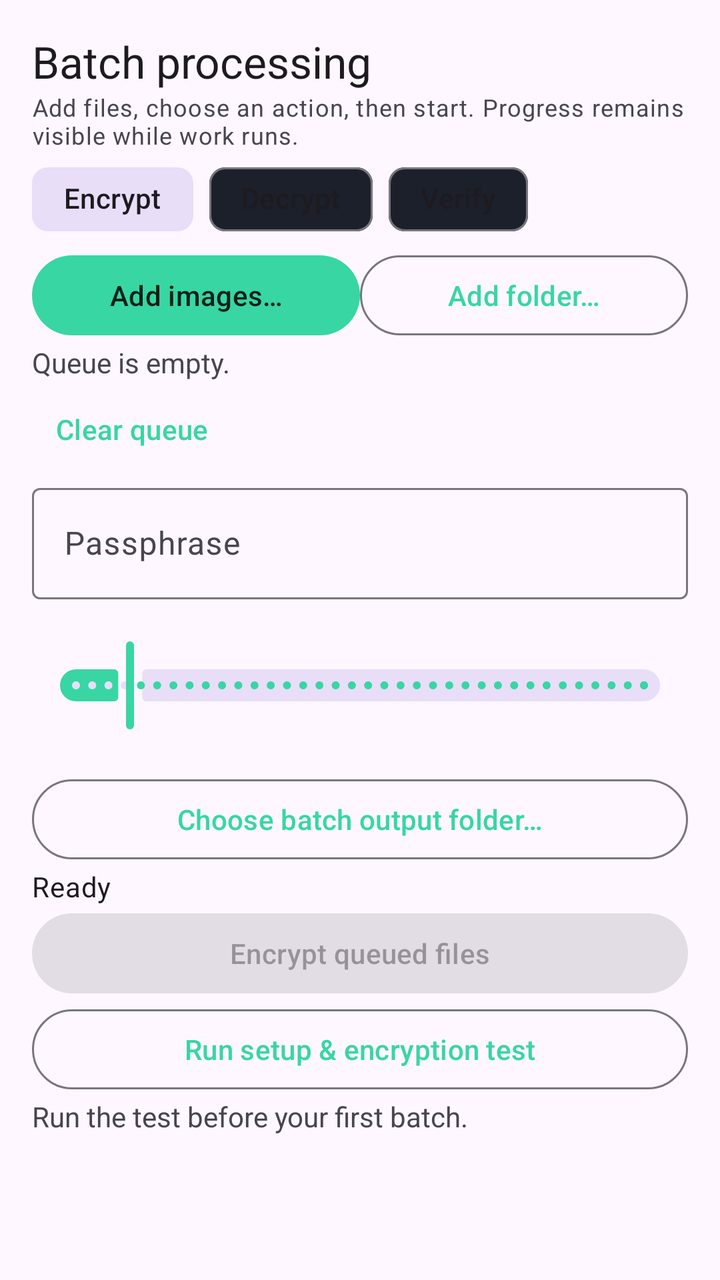
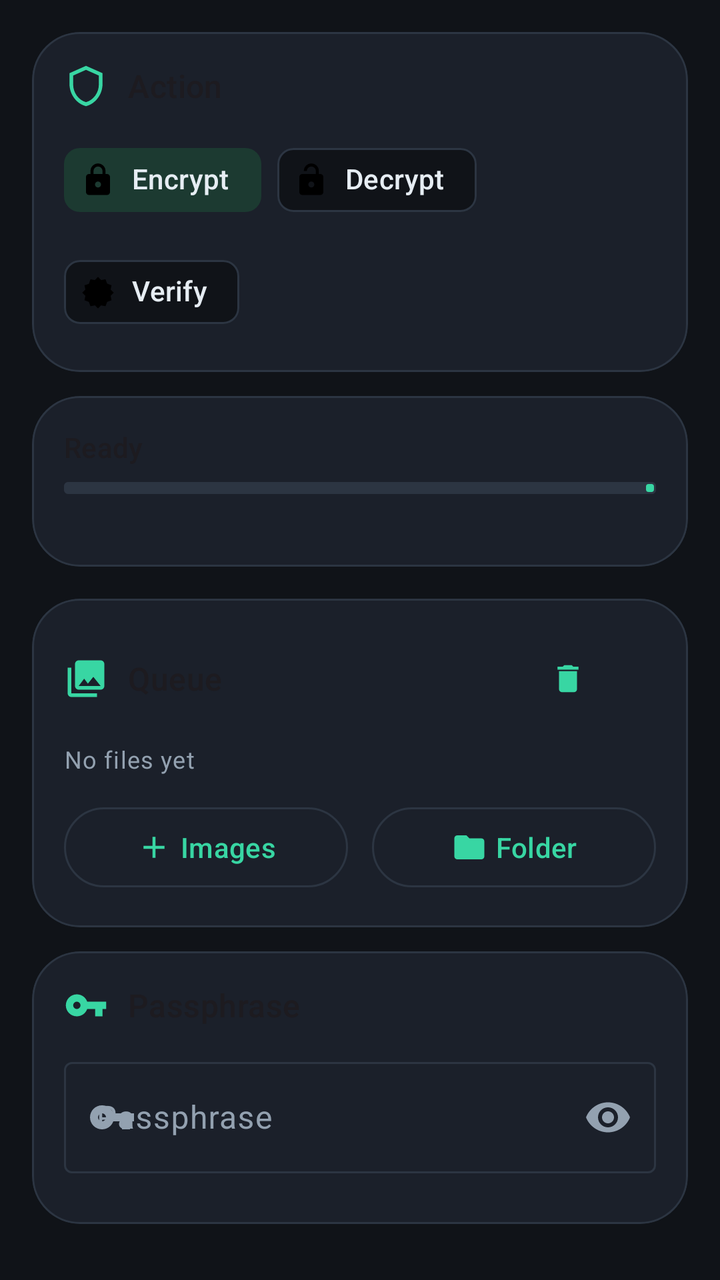

Before-and-after screenshots of an Android layout around one commit, followed by the original layout XML and the change that was made.
<!-- AndroidManifest.xml: application theme Theme.OptiCipher -->
<!-- res/layout/page_batch.xml -->
<?xml version="1.0" encoding="utf-8"?>
<LinearLayout xmlns:android="http://schemas.android.com/apk/res/android" xmlns:app="http://schemas.android.com/apk/res-auto" android:orientation="vertical" android:padding="16dp" android:layout_width="match_parent" android:layout_height="wrap_content">
    <TextView android:text="Batch processing" android:textAppearance="?attr/textAppearanceTitleLarge" android:layout_width="wrap_content" android:layout_height="wrap_content" />
    <TextView android:text="Add files, choose an action, then start. Progress remains visible while work runs." android:textAppearance="?attr/textAppearanceBodySmall" android:layout_width="wrap_content" android:layout_height="wrap_content" />
    <com.google.android.material.chip.ChipGroup android:id="@+id/modeGroup" app:singleSelection="true" android:layout_width="wrap_content" android:layout_height="wrap_content"><com.google.android.material.chip.Chip android:id="@+id/modeEncrypt" android:text="Encrypt" android:checkable="true" android:checked="true" android:layout_width="wrap_content" android:layout_height="wrap_content" /><com.google.android.material.chip.Chip android:id="@+id/modeDecrypt" android:text="Decrypt" android:checkable="true" android:layout_width="wrap_content" android:layout_height="wrap_content" /><com.google.android.material.chip.Chip android:id="@+id/modeVerify" android:text="Verify" android:checkable="true" android:layout_width="wrap_content" android:layout_height="wrap_content" /></com.google.android.material.chip.ChipGroup>
    <LinearLayout android:orientation="horizontal" android:layout_width="match_parent" android:layout_height="wrap_content"><com.google.android.material.button.MaterialButton android:id="@+id/pickBtn" android:text="Add images…" android:layout_width="0dp" android:layout_height="wrap_content" android:layout_weight="1" /><com.google.android.material.button.MaterialButton android:id="@+id/pickFolderBtn" style="?attr/materialButtonOutlinedStyle" android:text="Add folder…" android:layout_width="0dp" android:layout_height="wrap_content" android:layout_weight="1" /></LinearLayout>
    <TextView android:id="@+id/queueView" android:text="Queue is empty." android:layout_width="wrap_content" android:layout_height="wrap_content" />
    <com.google.android.material.button.MaterialButton android:id="@+id/clearQueueBtn" style="@style/Widget.Material3.Button.TextButton" android:text="Clear queue" android:layout_width="wrap_content" android:layout_height="wrap_content" />
    <com.google.android.material.textfield.TextInputLayout android:hint="Passphrase" android:layout_width="match_parent" android:layout_height="wrap_content"><com.google.android.material.textfield.TextInputEditText android:id="@+id/pass" android:inputType="textPassword" android:layout_width="match_parent" android:layout_height="wrap_content" /></com.google.android.material.textfield.TextInputLayout>
    <TextView android:id="@+id/iterLabel" android:layout_width="wrap_content" android:layout_height="wrap_content" /><com.google.android.material.slider.Slider android:id="@+id/iter" android:value="200000" android:valueFrom="10000" android:valueTo="2000000" android:stepSize="10000" android:layout_width="match_parent" android:layout_height="wrap_content" />
    <TextView android:id="@+id/manualOutView" android:layout_width="wrap_content" android:layout_height="wrap_content" /><com.google.android.material.button.MaterialButton android:id="@+id/outputBtn" style="?attr/materialButtonOutlinedStyle" android:text="Choose batch output folder…" android:layout_width="match_parent" android:layout_height="wrap_content" />
    <TextView android:id="@+id/batchStatus" android:text="Ready" android:textAppearance="?attr/textAppearanceBodyMedium" android:layout_width="wrap_content" android:layout_height="wrap_content" />
    <com.google.android.material.progressindicator.LinearProgressIndicator android:id="@+id/batchProgress" android:visibility="gone" android:layout_width="match_parent" android:layout_height="wrap_content" />
    <TextView android:id="@+id/batchDetail" android:visibility="gone" android:layout_width="wrap_content" android:layout_height="wrap_content" />
    <com.google.android.material.button.MaterialButton android:id="@+id/startBtn" android:text="Encrypt queued files" android:enabled="false" android:layout_width="match_parent" android:layout_height="wrap_content" />
    <com.google.android.material.button.MaterialButton android:id="@+id/batchCheckBtn" style="?attr/materialButtonOutlinedStyle" android:text="Run setup &amp; encryption test" android:layout_width="match_parent" android:layout_height="wrap_content" />
    <TextView android:id="@+id/batchCheckStatus" android:text="Run the test before your first batch." android:layout_width="wrap_content" android:layout_height="wrap_content" />
    <ImageView android:id="@+id/preview" android:visibility="gone" android:scaleType="fitCenter" android:layout_width="match_parent" android:layout_height="180dp" />
    <LinearLayout android:id="@+id/results" android:orientation="vertical" android:layout_width="match_parent" android:layout_height="wrap_content" />
</LinearLayout>
<!-- resources referenced by this layout -->
<resources>
  <style name="Theme.OptiCipher" parent="Theme.Material3.DayNight.NoActionBar">
          <item name="colorPrimary">@color/brand_accent</item>
          <item name="colorOnPrimary">@color/brand_on_accent</item>
          <item name="colorPrimaryContainer">#1C3A31</item>
          <item name="colorOnPrimaryContainer">#38D6A3</item>
          <item name="colorSecondary">@color/brand_accent</item>
          <item name="colorSurface">@color/brand_surface</item>
          <item name="android:statusBarColor">?attr/colorSurface</item>
          <item name="android:navigationBarColor">?attr/colorSurface</item>
      </style>
  <!-- unchanged entries left out for length: 3 -->
</resources>

<!-- the commit's change to res/layout/page_batch.xml (unified diff, before → after) -->
@@ -1,20 +1,395 @@
 <?xml version="1.0" encoding="utf-8"?>
-<LinearLayout xmlns:android="http://schemas.android.com/apk/res/android" xmlns:app="http://schemas.android.com/apk/res-auto" android:orientation="vertical" android:padding="16dp" android:layout_width="match_parent" android:layout_height="wrap_content">
-    <TextView android:text="Batch processing" android:textAppearance="?attr/textAppearanceTitleLarge" android:layout_width="wrap_content" android:layout_height="wrap_content" />
-    <TextView android:text="Add files, choose an action, then start. Progress remains visible while work runs." android:textAppearance="?attr/textAppearanceBodySmall" android:layout_width="wrap_content" android:layout_height="wrap_content" />
-    <com.google.android.material.chip.ChipGroup android:id="@+id/modeGroup" app:singleSelection="true" android:layout_width="wrap_content" android:layout_height="wrap_content"><com.google.android.material.chip.Chip android:id="@+id/modeEncrypt" android:text="Encrypt" android:checkable="true" android:checked="true" android:layout_width="wrap_content" android:layout_height="wrap_content" /><com.google.android.material.chip.Chip android:id="@+id/modeDecrypt" android:text="Decrypt" android:checkable="true" android:layout_width="wrap_content" android:layout_height="wrap_content" /><com.google.android.material.chip.Chip android:id="@+id/modeVerify" android:text="Verify" android:checkable="true" android:layout_width="wrap_content" android:layout_height="wrap_content" /></com.google.android.material.chip.ChipGroup>
-    <LinearLayout android:orientation="horizontal" android:layout_width="match_parent" android:layout_height="wrap_content"><com.google.android.material.button.MaterialButton android:id="@+id/pickBtn" android:text="Add images…" android:layout_width="0dp" android:layout_height="wrap_content" android:layout_weight="1" /><com.google.android.material.button.MaterialButton android:id="@+id/pickFolderBtn" style="?attr/materialButtonOutlinedStyle" android:text="Add folder…" android:layout_width="0dp" android:layout_height="wrap_content" android:layout_weight="1" /></LinearLayout>
-    <TextView android:id="@+id/queueView" android:text="Queue is empty." android:layout_width="wrap_content" android:layout_height="wrap_content" />
-    <com.google.android.material.button.MaterialButton android:id="@+id/clearQueueBtn" style="@style/Widget.Material3.Button.TextButton" android:text="Clear queue" android:layout_width="wrap_content" android:layout_height="wrap_content" />
-    <com.google.android.material.textfield.TextInputLayout android:hint="Passphrase" android:layout_width="match_parent" android:layout_height="wrap_content"><com.google.android.material.textfield.TextInputEditText android:id="@+id/pass" android:inputType="textPassword" android:layout_width="match_parent" android:layout_height="wrap_content" /></com.google.android.material.textfield.TextInputLayout>
-    <TextView android:id="@+id/iterLabel" android:layout_width="wrap_content" android:layout_height="wrap_content" /><com.google.android.material.slider.Slider android:id="@+id/iter" android:value="200000" android:valueFrom="10000" android:valueTo="2000000" android:stepSize="10000" android:layout_width="match_parent" android:layout_height="wrap_content" />
-    <TextView android:id="@+id/manualOutView" android:layout_width="wrap_content" android:layout_height="wrap_content" /><com.google.android.material.button.MaterialButton android:id="@+id/outputBtn" style="?attr/materialButtonOutlinedStyle" android:text="Choose batch output folder…" android:layout_width="match_parent" android:layout_height="wrap_content" />
-    <TextView android:id="@+id/batchStatus" android:text="Ready" android:textAppearance="?attr/textAppearanceBodyMedium" android:layout_width="wrap_content" android:layout_height="wrap_content" />
-    <com.google.android.material.progressindicator.LinearProgressIndicator android:id="@+id/batchProgress" android:visibility="gone" android:layout_width="match_parent" android:layout_height="wrap_content" />
-    <TextView android:id="@+id/batchDetail" android:visibility="gone" android:layout_width="wrap_content" android:layout_height="wrap_content" />
-    <com.google.android.material.button.MaterialButton android:id="@+id/startBtn" android:text="Encrypt queued files" android:enabled="false" android:layout_width="match_parent" android:layout_height="wrap_content" />
-    <com.google.android.material.button.MaterialButton android:id="@+id/batchCheckBtn" style="?attr/materialButtonOutlinedStyle" android:text="Run setup &amp; encryption test" android:layout_width="match_parent" android:layout_height="wrap_content" />
-    <TextView android:id="@+id/batchCheckStatus" android:text="Run the test before your first batch." android:layout_width="wrap_content" android:layout_height="wrap_content" />
-    <ImageView android:id="@+id/preview" android:visibility="gone" android:scaleType="fitCenter" android:layout_width="match_parent" android:layout_height="180dp" />
-    <LinearLayout android:id="@+id/results" android:orientation="vertical" android:layout_width="match_parent" android:layout_height="wrap_content" />
+<LinearLayout xmlns:android="http://schemas.android.com/apk/res/android"
+    xmlns:app="http://schemas.android.com/apk/res-auto"
+    android:layout_width="match_parent"
+    android:layout_height="wrap_content"
+    android:orientation="vertical"
+    android:padding="16dp"
+    android:paddingBottom="96dp">
+
+    <com.google.android.material.card.MaterialCardView
+        android:layout_width="match_parent"
+        android:layout_height="wrap_content"
+        android:layout_marginBottom="12dp"
+        app:cardBackgroundColor="@color/brand_surface"
+        app:cardCornerRadius="24dp"
+        app:cardElevation="0dp"
+        app:strokeColor="@color/brand_outline"
+        app:strokeWidth="1dp">
+
+        <LinearLayout
+            android:layout_width="match_parent"
+            android:layout_height="wrap_content"
+            android:orientation="vertical"
+            android:padding="16dp">
+
+            <LinearLayout
+                android:layout_width="match_parent"
+                android:layout_height="wrap_content"
+                android:gravity="center_vertical"
+                android:orientation="horizontal">
+
+                <ImageView
+                    android:layout_width="22dp"
+                    android:layout_height="22dp"
+                    android:contentDescription="@null"
+                    android:src="@drawable/ic_shield"
+                    app:tint="@color/brand_accent" />
+
+                <TextView
+                    android:layout_width="0dp"
+                    android:layout_height="wrap_content"
+                    android:layout_marginStart="10dp"
+                    android:layout_weight="1"
+                    android:text="Action"
+                    android:textAppearance="?attr/textAppearanceTitleMedium" />
+            </LinearLayout>
+
+            <com.google.android.material.chip.ChipGroup
+                android:id="@+id/modeGroup"
+                android:layout_width="wrap_content"
+                android:layout_height="wrap_content"
+                android:layout_marginTop="12dp"
+                app:selectionRequired="true"
+                app:singleSelection="true">
+
+                <com.google.android.material.chip.Chip
+                    android:id="@+id/modeEncrypt"
+                    android:layout_width="wrap_content"
+                    android:layout_height="wrap_content"
+                    android:checkable="true"
+                    android:checked="true"
+                    android:text="Encrypt"
+                    app:checkedIconVisible="false"
+                    app:chipIcon="@drawable/ic_lock" />
+
+                <com.google.android.material.chip.Chip
+                    android:id="@+id/modeDecrypt"
+                    android:layout_width="wrap_content"
+                    android:layout_height="wrap_content"
+                    android:checkable="true"
+                    android:text="Decrypt"
+                    app:checkedIconVisible="false"
+                    app:chipIcon="@drawable/ic_lock_open" />
+
+                <com.google.android.material.chip.Chip
+                    android:id="@+id/modeVerify"
+                    android:layout_width="wrap_content"
+                    android:layout_height="wrap_content"
+                    android:checkable="true"
+                    android:text="Verify"
+                    app:checkedIconVisible="false"
+                    app:chipIcon="@drawable/ic_verified" />
+            </com.google.android.material.chip.ChipGroup>
+        </LinearLayout>
+    </com.google.android.material.card.MaterialCardView>
+
+    <com.google.android.material.card.MaterialCardView
+        android:layout_width="match_parent"
+        android:layout_height="wrap_content"
+        android:layout_marginBottom="16dp"
+        app:cardBackgroundColor="@color/brand_surface"
+        app:cardCornerRadius="24dp"
+        app:cardElevation="0dp"
+        app:strokeColor="@color/brand_outline"
+        app:strokeWidth="1dp">
+
+        <LinearLayout
+            android:layout_width="match_parent"
+            android:layout_height="wrap_content"
+            android:orientation="vertical"
+            android:padding="16dp">
+
+            <TextView
+                android:id="@+id/batchStatus"
+                android:layout_width="match_parent"
+                android:layout_height="wrap_content"
+                android:text="Ready"
+                android:textAppearance="?attr/textAppearanceTitleSmall" />
+
+            <com.google.android.material.progressindicator.LinearProgressIndicator
+                android:id="@+id/batchProgress"
+                android:layout_width="match_parent"
+                android:layout_height="wrap_content"
+                android:layout_marginTop="8dp"
+                app:indicatorColor="@color/brand_accent"
+                app:trackColor="@color/brand_outline"
+                app:trackThickness="6dp" />
+
+            <TextView
+                android:id="@+id/batchDetail"
+                android:layout_width="match_parent"
+                android:layout_height="wrap_content"
+                android:layout_marginTop="4dp"
+                android:textAppearance="?attr/textAppearanceBodySmall"
+                android:textColor="?attr/colorOnSurfaceVariant" />
+        </LinearLayout>
+    </com.google.android.material.card.MaterialCardView>
+
+    <com.google.android.material.card.MaterialCardView
+        android:layout_width="match_parent"
+        android:layout_height="wrap_content"
+        android:layout_marginBottom="12dp"
+        app:cardBackgroundColor="@color/brand_surface"
+        app:cardCornerRadius="24dp"
+        app:cardElevation="0dp"
+        app:strokeColor="@color/brand_outline"
+        app:strokeWidth="1dp">
+
+        <LinearLayout
+            android:layout_width="match_parent"
+            android:layout_height="wrap_content"
+            android:orientation="vertical"
+            android:padding="16dp">
+
+            <LinearLayout
+                android:layout_width="match_parent"
+                android:layout_height="wrap_content"
+                android:gravity="center_vertical"
+                android:orientation="horizontal">
+
+                <ImageView
+                    android:layout_width="22dp"
+                    android:layout_height="22dp"
+                    android:contentDescription="@null"
+                    android:src="@drawable/ic_photo_library"
+                    app:tint="@color/brand_accent" />
+
+                <TextView
+                    android:layout_width="0dp"
+                    android:layout_height="wrap_content"
+                    android:layout_marginStart="10dp"
+                    android:layout_weight="1"
+                    android:text="Queue"
+                    android:textAppearance="?attr/textAppearanceTitleMedium" />
+
+                <com.google.android.material.button.MaterialButton
+                    android:id="@+id/clearQueueBtn"
+                    style="@style/Widget.Material3.Button.TextButton"
+                    android:layout_width="wrap_content"
+                    android:layout_height="wrap_content"
+                    android:contentDescription="Clear queue"
+                    app:icon="@drawable/ic_delete"
+                    app:iconGravity="textStart"
+                    app:iconPadding="0dp" />
+            </LinearLayout>
+
+            <TextView
+                android:id="@+id/queueView"
+                android:layout_width="match_parent"
+                android:layout_height="wrap_content"
+                android:layout_marginTop="8dp"
+                android:ellipsize="end"
+                android:maxLines="4"
+                android:text="No files yet"
+                android:textAppearance="?attr/textAppearanceBodySmall"
+                android:textColor="?attr/colorOnSurfaceVariant" />
+
+            <LinearLayout
+                android:layout_width="match_parent"
+                android:layout_height="wrap_content"
+                android:layout_marginTop="12dp"
+                android:orientation="horizontal">
+
+                <com.google.android.material.button.MaterialButton
+                    android:id="@+id/pickBtn"
+                    style="?attr/materialButtonOutlinedStyle"
+                    android:layout_width="0dp"
+                    android:layout_height="wrap_content"
+                    android:layout_marginEnd="6dp"
+                    android:layout_weight="1"
+                    android:text="Images"
+                    app:icon="@drawable/ic_add"
+                    app:iconGravity="textStart" />
+
+                <com.google.android.material.button.MaterialButton
+                    android:id="@+id/pickFolderBtn"
+                    style="?attr/materialButtonOutlinedStyle"
+                    android:layout_width="0dp"
+                    android:layout_height="wrap_content"
+                    android:layout_marginStart="6dp"
+                    android:layout_weight="1"
+                    android:text="Folder"
+                    app:icon="@drawable/ic_folder"
+                    app:iconGravity="textStart" />
+            </LinearLayout>
+        </LinearLayout>
+    </com.google.android.material.card.MaterialCardView>
+
+    <com.google.android.material.card.MaterialCardView
+        android:layout_width="match_parent"
+        android:layout_height="wrap_content"
+        android:layout_marginBottom="12dp"
+        app:cardBackgroundColor="@color/brand_surface"
+        app:cardCornerRadius="24dp"
+        app:cardElevation="0dp"
+        app:strokeColor="@color/brand_outline"
+        app:strokeWidth="1dp">
+
+        <LinearLayout
+            android:layout_width="match_parent"
+            android:layout_height="wrap_content"
+            android:orientation="vertical"
+            android:padding="16dp">
+
+            <LinearLayout
+                android:layout_width="match_parent"
+                android:layout_height="wrap_content"
+                android:gravity="center_vertical"
+                android:orientation="horizontal">
+
+                <ImageView
+                    android:layout_width="22dp"
+                    android:layout_height="22dp"
+                    android:contentDescription="@null"
+                    android:src="@drawable/ic_key"
+                    app:tint="@color/brand_accent" />
+
+                <TextView
+                    android:layout_width="0dp"
+                    android:layout_height="wrap_content"
+                    android:layout_marginStart="10dp"
+                    android:layout_weight="1"
+                    android:text="Passphrase"
+                    android:textAppearance="?attr/textAppearanceTitleMedium" />
+            </LinearLayout>
+
+            <com.google.android.material.textfield.TextInputLayout
+                android:layout_width="match_parent"
+                android:layout_height="wrap_content"
+                android:layout_marginTop="12dp"
+                android:hint="Passphrase"
+                app:endIconMode="password_toggle"
+                app:startIconDrawable="@drawable/ic_key">
+
+                <com.google.android.material.textfield.TextInputEditText
+                    android:id="@+id/pass"
+                    android:layout_width="match_parent"
+                    android:layout_height="wrap_content"
+                    android:inputType="textPassword" />
+            </com.google.android.material.textfield.TextInputLayout>
+
+            <LinearLayout
+                android:layout_width="match_parent"
+                android:layout_height="wrap_content"
+                android:layout_marginTop="12dp"
+                android:gravity="center_vertical"
+                android:orientation="horizontal">
+
+                <ImageView
+                    android:layout_width="18dp"
+                    android:layout_height="18dp"
+                    android:contentDescription="@null"
+                    android:src="@drawable/ic_tune"
+                    app:tint="@color/brand_muted" />
+
+                <TextView
+                    android:id="@+id/iterLabel"
+                    android:layout_width="wrap_content"
+                    android:layout_height="wrap_content"
+                    android:layout_marginStart="8dp"
+                    android:textAppearance="?attr/textAppearanceLabelMedium"
+                    android:textColor="?attr/colorOnSurfaceVariant" />
+            </LinearLayout>
+
+            <com.google.android.material.slider.Slider
+                android:id="@+id/iter"
+                android:layout_width="match_parent"
+                android:layout_height="wrap_content"
+                android:stepSize="10000"
+                android:value="200000"
+                android:valueFrom="10000"
+                android:valueTo="2000000" />
+        </LinearLayout>
+    </com.google.android.material.card.MaterialCardView>
+
+    <com.google.android.material.card.MaterialCardView
+        android:layout_width="match_parent"
+        android:layout_height="wrap_content"
+        android:layout_marginBottom="12dp"
+        app:cardBackgroundColor="@color/brand_surface"
+        app:cardCornerRadius="24dp"
+        app:cardElevation="0dp"
+        app:strokeColor="@color/brand_outline"
+        app:strokeWidth="1dp">
+
+        <LinearLayout
+            android:layout_width="match_parent"
+            android:layout_height="wrap_content"
+            android:gravity="center_vertical"
+            android:orientation="horizontal"
+            android:padding="16dp">
+
+            <ImageView
+                android:layout_width="22dp"
+                android:layout_height="22dp"
+                android:contentDescription="@null"
+                android:src="@drawable/ic_folder"
+                app:tint="@color/brand_accent" />
+
+            <LinearLayout
+                android:layout_width="0dp"
+                android:layout_height="wrap_content"
+                android:layout_marginStart="12dp"
+                android:layout_weight="1"
+                android:orientation="vertical">
+
+                <TextView
+                    android:layout_width="wrap_content"
+                    android:layout_height="wrap_content"
+                    android:text="Output"
+                    android:textAppearance="?attr/textAppearanceLabelSmall"
+                    android:textColor="?attr/colorOnSurfaceVariant" />
+
+                <TextView
+                    android:id="@+id/manualOutView"
+                    android:layout_width="wrap_content"
+                    android:layout_height="wrap_content"
+                    android:textAppearance="?attr/textAppearanceBodyMedium" />
+            </LinearLayout>
+
+            <com.google.android.material.button.MaterialButton
+                android:id="@+id/outputBtn"
+                style="@style/Widget.Material3.Button.TextButton"
+                android:layout_width="wrap_content"
+                android:layout_height="wrap_content"
+                android:text="Change" />
+        </LinearLayout>
+    </com.google.android.material.card.MaterialCardView>
+
+    
+
+    <com.google.android.material.button.MaterialButton
+        android:id="@+id/batchCheckBtn"
+        style="@style/Widget.Material3.Button.TextButton"
+        android:layout_width="match_parent"
+        android:layout_height="wrap_content"
+        android:layout_marginTop="4dp"
+        android:text="Test setup"
+        app:icon="@drawable/ic_bug"
+        app:iconGravity="textStart" />
+
+    <TextView
+        android:id="@+id/batchCheckStatus"
+        android:layout_width="match_parent"
+        android:layout_height="wrap_content"
+        android:textAppearance="?attr/textAppearanceBodySmall"
+        android:textColor="?attr/colorOnSurfaceVariant" />
+
+    <ImageView
+        android:id="@+id/preview"
+        android:layout_width="match_parent"
+        android:layout_height="220dp"
+        android:layout_marginTop="12dp"
+        android:adjustViewBounds="true"
+        android:contentDescription="@null"
+        android:scaleType="centerInside"
+        android:visibility="gone" />
+
+    <LinearLayout
+        android:id="@+id/results"
+        android:layout_width="match_parent"
+        android:layout_height="wrap_content"
+        android:layout_marginTop="8dp"
+        android:orientation="vertical" />
 </LinearLayout>
<!-- resource entries referenced after the edit -->
@@ -1,15 +1,118 @@
 <!-- resources referenced by this layout -->
 <resources>
+  <color name="brand_muted">#93A1B0</color>
+  <color name="brand_outline">#2C3542</color>
+  <!-- drawable ic_add (drawable) -->
+  <vector xmlns:android="http://schemas.android.com/apk/res/android"
+      android:width="24dp"
+      android:height="24dp"
+      android:viewportWidth="24"
+      android:viewportHeight="24">
+      <path android:fillColor="#FF000000" android:pathData="M19,13H13V19H11V13H5V11H11V5H13V11H19V13Z" />
+  </vector>
+  <!-- drawable ic_bug (drawable) -->
+  <vector xmlns:android="http://schemas.android.com/apk/res/android"
+      android:width="24dp"
+      android:height="24dp"
+      android:viewportWidth="24"
+      android:viewportHeight="24">
+      <path android:fillColor="#FF000000" android:pathData="M20,8H17.19C16.74,7.22 16.12,6.55 15.37,6.04L17,4.41L15.59,3L13.42,5.17C12.96,5.06 12.5,5 12,5C11.5,5 11.04,5.06 10.59,5.17L8.41,3L7,4.41L8.62,6.04C7.88,6.55 7.26,7.22 6.81,8H4V10H6.09C6.04,10.33 6,10.66 6,11V12H4V14H6V15C6,15.34 6.04,15.67 6.09,16H4V18H6.81C7.85,19.79 9.78,21 12,21C14.22,21 16.15,19.79 17.19,18H20V16H17.91C17.96,15.67 18,15.34 18,15V14H20V12H18V11C18,10.66 17.96,10.33 17.91,10H20V8M12,20C10.9,20 10,19.1 10,18H14C14,19.1 13.1,20 12,20M16,16H8V11A4,4 0 0,1 12,7A4,4 0 0,1 16,11V16Z" />
+  </vector>
+  <!-- drawable ic_delete (drawable) -->
+  <vector xmlns:android="http://schemas.android.com/apk/res/android"
+      android:width="24dp"
+      android:height="24dp"
+      android:viewportWidth="24"
+      android:viewportHeight="24">
+      <path android:fillColor="#FF000000" android:pathData="M19,4H15.5L14.5,3H9.5L8.5,4H5V6H19M6,19A2,2 0 0,0 8,21H16A2,2 0 0,0 18,19V7H6V19Z" />
+  </vector>
+  <!-- drawable ic_folder (drawable) -->
+  <vector xmlns:android="http://schemas.android.com/apk/res/android"
+      android:width="24dp"
+      android:height="24dp"
+      android:viewportWidth="24"
+      android:viewportHeight="24">
+      <path android:fillColor="#FF000000" android:pathData="M10,4H4C2.89,4 2,4.89 2,6V18A2,2 0 0,0 4,20H20A2,2 0 0,0 22,18V8C22,6.89 21.1,6 20,6H12L10,4Z" />
+  </vector>
+  <!-- drawable ic_key (drawable) -->
+  <vector xmlns:android="http://schemas.android.com/apk/res/android"
+      android:width="24dp"
+      android:height="24dp"
+      android:viewportWidth="24"
+      android:viewportHeight="24">
+      <path android:fillColor="#FF000000" android:pathData="M7,14A2,2 0 0,1 5,12A2,2 0 0,1 7,10A2,2 0 0,1 9,12A2,2 0 0,1 7,14M12.65,10C11.83,7.67 9.61,6 7,6A6,6 0 0,0 1,12A6,6 0 0,0 7,18C9.61,18 11.83,16.33 12.65,14H17V18H21V14H23V10H12.65Z" />
+  </vector>
+  <!-- drawable ic_lock (drawable) -->
+  <vector xmlns:android="http://schemas.android.com/apk/res/android"
+      android:width="24dp"
+      android:height="24dp"
+      android:viewportWidth="24"
+      android:viewportHeight="24">
+      <path android:fillColor="#FF000000" android:pathData="M12,17A2,2 0 0,0 14,15C14,13.89 13.1,13 12,13A2,2 0 0,0 10,15A2,2 0 0,0 12,17M18,8A2,2 0 0,1 20,10V20A2,2 0 0,1 18,22H6A2,2 0 0,1 4,20V10A2,2 0 0,1 6,8H7V6A5,5 0 0,1 12,1A5,5 0 0,1 17,6V8H18M12,3A3,3 0 0,0 9,6V8H15V6A3,3 0 0,0 12,3Z" />
+  </vector>
+  <!-- drawable ic_lock_open (drawable) -->
+  <vector xmlns:android="http://schemas.android.com/apk/res/android"
+      android:width="24dp"
+      android:height="24dp"
+      android:viewportWidth="24"
+      android:viewportHeight="24">
+      <path android:fillColor="#FF000000" android:pathData="M12,17A2,2 0 0,0 14,15C14,13.89 13.1,13 12,13A2,2 0 0,0 10,15A2,2 0 0,0 12,17M18,8A2,2 0 0,1 20,10V20A2,2 0 0,1 18,22H6A2,2 0 0,1 4,20V10A2,2 0 0,1 6,8H15V6A3,3 0 0,0 9,6H7A5,5 0 0,1 17,6V8H18Z" />
+  </vector>
+  <!-- drawable ic_photo_library (drawable) -->
+  <vector xmlns:android="http://schemas.android.com/apk/res/android"
+      android:width="24dp"
+      android:height="24dp"
+      android:viewportWidth="24"
+      android:viewportHeight="24">
+      <path android:fillColor="#FF000000" android:pathData="M22,16V4A2,2 0 0,0 20,2H8A2,2 0 0,0 6,4V16A2,2 0 0,0 8,18H20A2,2 0 0,0 22,16M11,12L13.03,14.71L16,11L20,16H8M2,6V20A2,2 0 0,0 4,22H18V20H4V6H2Z" />
+  </vector>
+  <!-- drawable ic_shield (drawable) -->
+  <vector xmlns:android="http://schemas.android.com/apk/res/android"
+      android:width="24dp"
+      android:height="24dp"
+      android:viewportWidth="24"
+      android:viewportHeight="24">
+      <path android:fillColor="#FF000000" android:pathData="M12,1L3,5V11C3,16.55 6.84,21.74 12,23C17.16,21.74 21,16.55 21,11V5L12,1M12,3.18L19,6.3V11.22C19,15.6 16.1,19.7 12,20.82C7.9,19.7 5,15.6 5,11.22V6.3L12,3.18Z" />
+  </vector>
+  <!-- drawable ic_tune (drawable) -->
+  <vector xmlns:android="http://schemas.android.com/apk/res/android"
+      android:width="24dp"
+      android:height="24dp"
+      android:viewportWidth="24"
+      android:viewportHeight="24">
+      <path android:fillColor="#FF000000" android:pathData="M3,17V19H9V17H3M3,5V7H13V5H3M13,21V19H21V17H13V15H11V21H13M7,9V11H3V13H7V15H9V9H7M21,13V11H11V13H21M15,9H17V7H21V5H17V3H15V9Z" />
+  </vector>
+  <!-- drawable ic_verified (drawable) -->
+  <vector xmlns:android="http://schemas.android.com/apk/res/android"
+      android:width="24dp"
+      android:height="24dp"
+      android:viewportWidth="24"
+      android:viewportHeight="24">
+      <path android:fillColor="#FF000000" android:pathData="M10,17L5,12L6.41,10.59L10,14.17L17.59,6.58L19,8M12,2L14.09,4.09L17,3.5L18.09,6.41L21,7.5L20.41,10.41L22.5,12.5L20.41,14.59L21,17.5L18.09,18.59L17,21.5L14.09,20.91L12,23L9.91,20.91L7,21.5L5.91,18.59L3,17.5L3.59,14.59L1.5,12.5L3.59,10.41L3,7.5L5.91,6.59L7,3.5L9.91,4.09L12,2Z" />
+  </vector>
   <style name="Theme.OptiCipher" parent="Theme.Material3.DayNight.NoActionBar">
           <item name="colorPrimary">@color/brand_accent</item>
           <item name="colorOnPrimary">@color/brand_on_accent</item>
           <item name="colorPrimaryContainer">#1C3A31</item>
-          <item name="colorOnPrimaryContainer">#38D6A3</item>
+          <item name="colorOnPrimaryContainer">@color/brand_accent</item>
           <item name="colorSecondary">@color/brand_accent</item>
-          <item name="colorSurface">@color/brand_surface</item>
-          <item name="android:statusBarColor">?attr/colorSurface</item>
-          <item name="android:navigationBarColor">?attr/colorSurface</item>
+          <item name="colorOnSecondary">@color/brand_on_accent</item>
+          <item name="colorSecondaryContainer">#1C3A31</item>
+          <item name="colorOnSecondaryContainer">@color/brand_accent</item>
+          <item name="colorSurface">@color/brand_bg</item>
+          <item name="colorOnSurface">@color/brand_on_surface</item>
+          <item name="colorSurfaceVariant">@color/brand_surface</item>
+          <item name="colorOnSurfaceVariant">@color/brand_muted</item>
+          <item name="colorOutline">@color/brand_outline</item>
+          <item name="colorError">@color/brand_error</item>
+          <item name="android:windowBackground">@color/brand_bg</item>
+          <item name="android:statusBarColor">@color/brand_bg</item>
+          <item name="android:navigationBarColor">@color/brand_bg</item>
+          <item name="android:windowLightStatusBar">false</item>
       </style>
+  <color name="brand_bg">#101318</color>
+  <color name="brand_on_surface">#E6EDF3</color>
+  <color name="brand_error">#FF6B6B</color>
   <!-- unchanged entries left out for length: 3 -->
 </resources>
 
